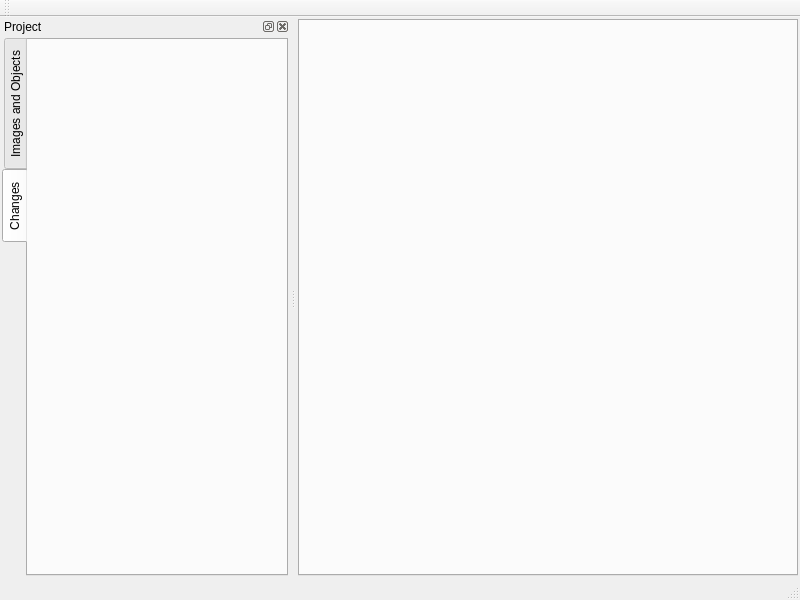
Qt form CDTStudio/mainwindow.ui (chenguanzhou/CDTStudio) before a commit.
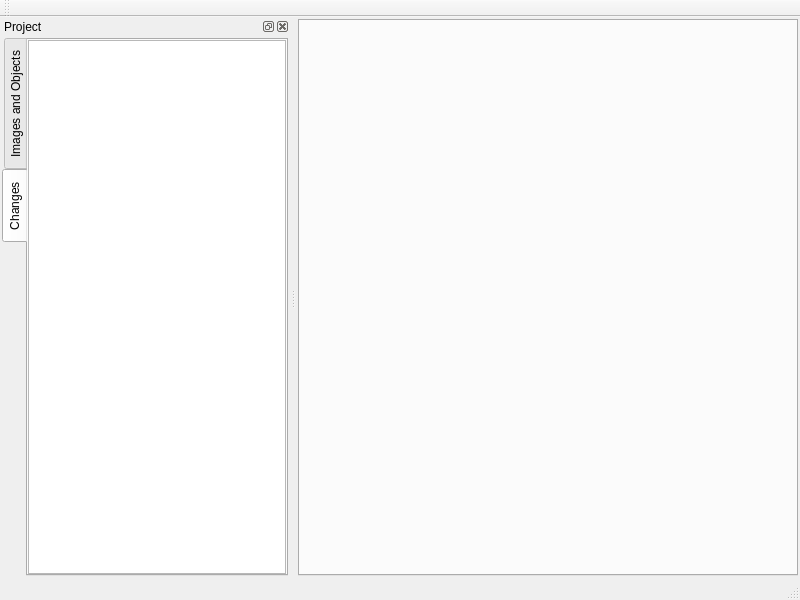
The same form after that commit. The open tabs and pages were chosen to show the change. Custom widgets are drawn as their Qt base class.

What changed in the file:
```diff
--- a/CDTStudio/mainwindow.ui
+++ b/CDTStudio/mainwindow.ui
@@ -155,6 +155,26 @@
         <attribute name="title">
          <string>Changes</string>
         </attribute>
+        <layout class="QHBoxLayout" name="horizontalLayout_2">
+         <property name="spacing">
+          <number>0</number>
+         </property>
+         <property name="leftMargin">
+          <number>0</number>
+         </property>
+         <property name="topMargin">
+          <number>0</number>
+         </property>
+         <property name="rightMargin">
+          <number>0</number>
+         </property>
+         <property name="bottomMargin">
+          <number>0</number>
+         </property>
+         <item>
+          <widget class="QTreeView" name="treeViewChanges"/>
+         </item>
+        </layout>
        </widget>
       </widget>
      </item>
```
Left out of the diff: 2 changed lines with no effect on the pictures.
